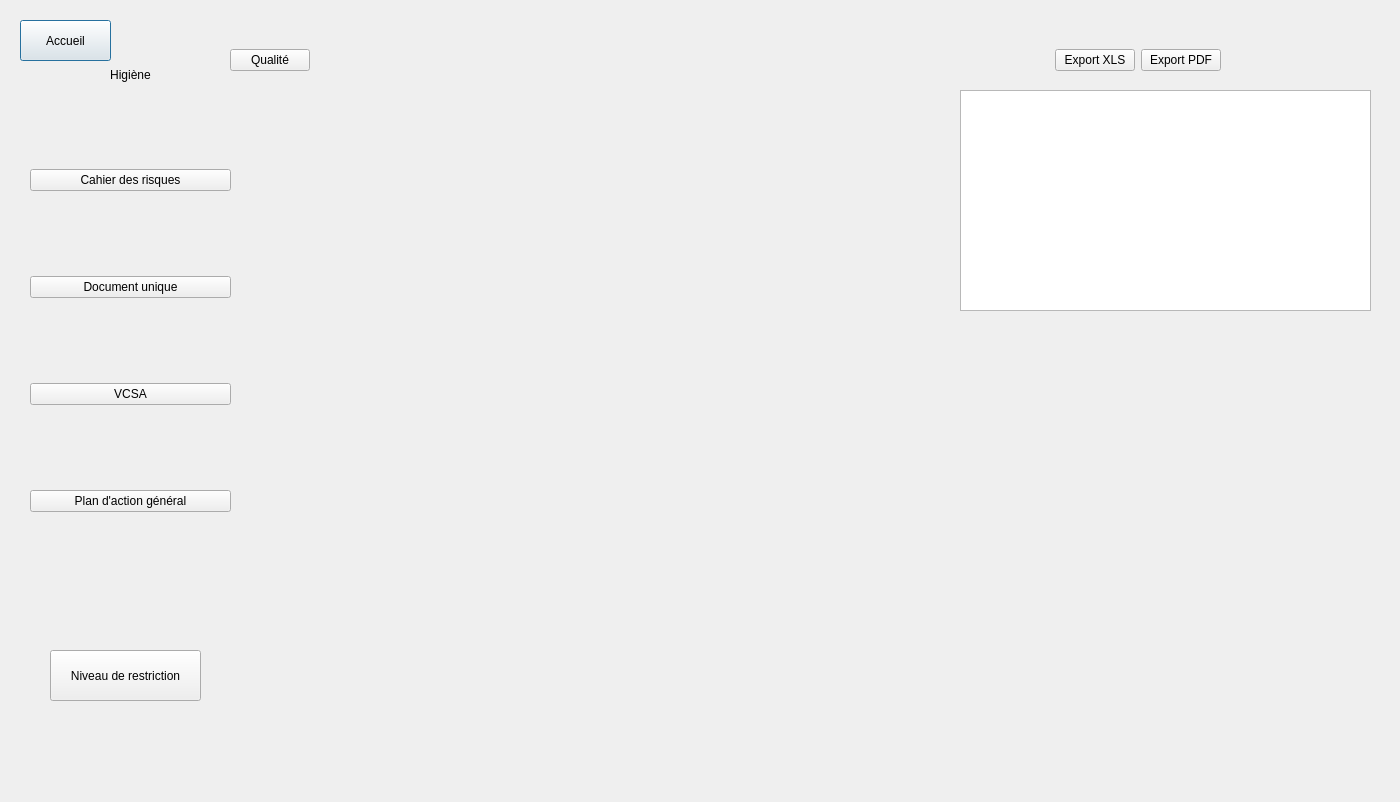
First picture: the form in Projet_Ajour/hygiene.ui, repository simzrch/Projet_Entremont, before the edit.
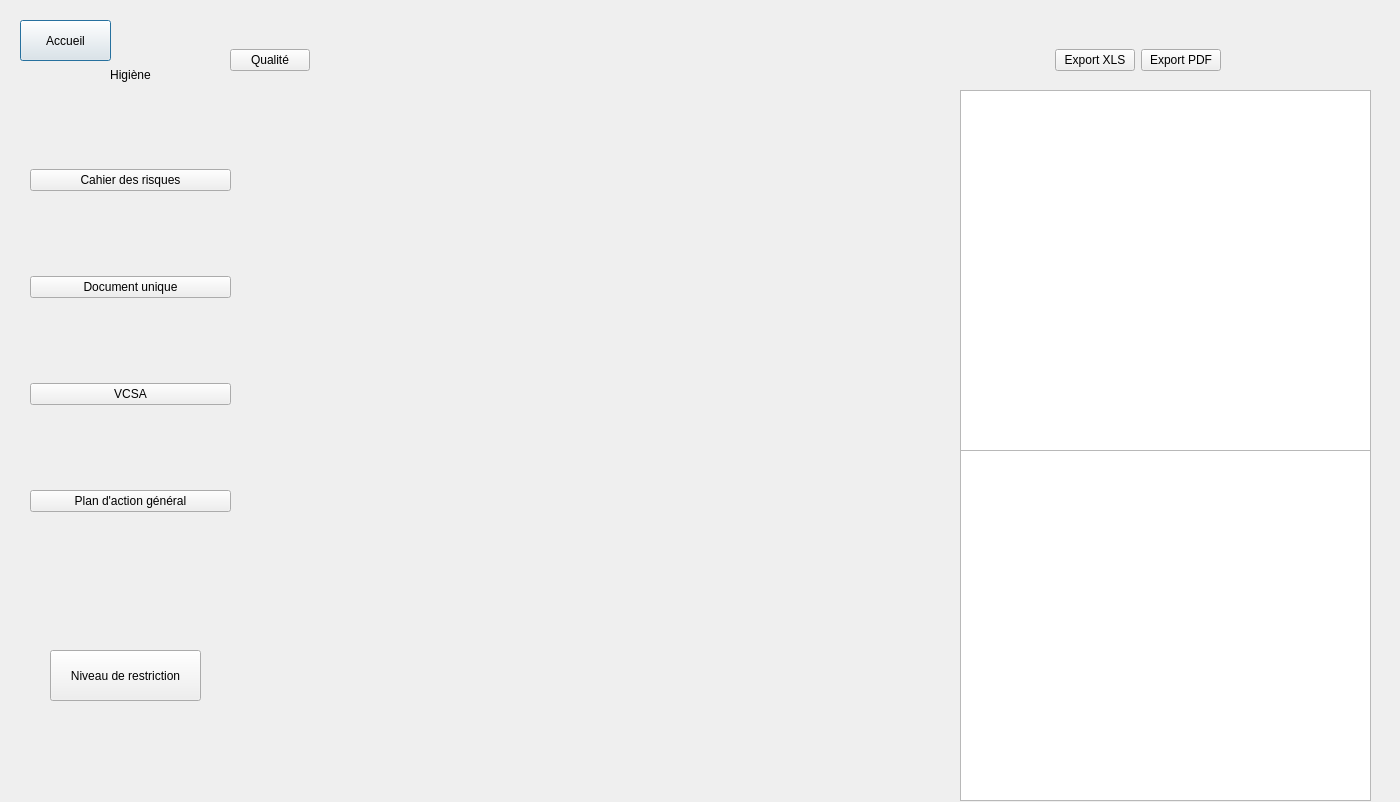
Second picture: the form after the edit.

Diff of the .ui file:
```diff
--- a/Projet_Ajour/hygiene.ui
+++ b/Projet_Ajour/hygiene.ui
@@ -162,7 +162,17 @@
      <x>960</x>
      <y>90</y>
      <width>411</width>
-     <height>221</height>
+     <height>361</height>
+    </rect>
+   </property>
+  </widget>
+  <widget class="QTableWidget" name="tableWidget_2">
+   <property name="geometry">
+    <rect>
+     <x>960</x>
+     <y>450</y>
+     <width>411</width>
+     <height>351</height>
     </rect>
    </property>
   </widget>
```
